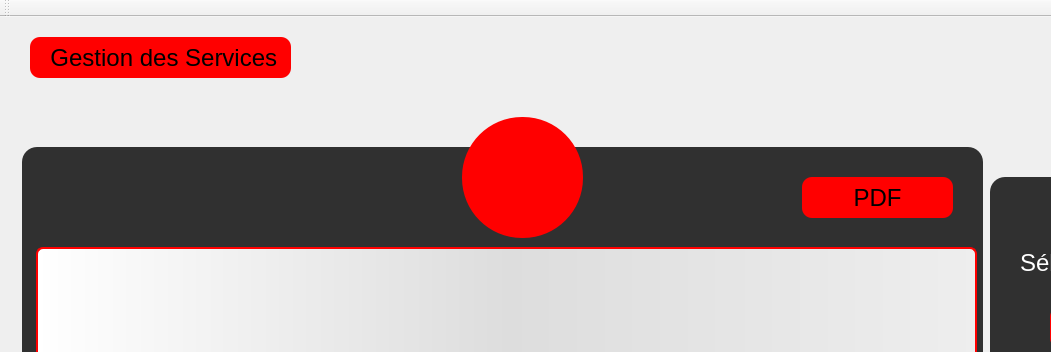
This is mainwindow.ui in nefissaKhiari/Smart_Plolice_Station as Qt 5 draws it before an edit; both pictures show x 0 to 1051 and y 0 to 352 of the 1500 by 750 pixel window. The edited form follows.
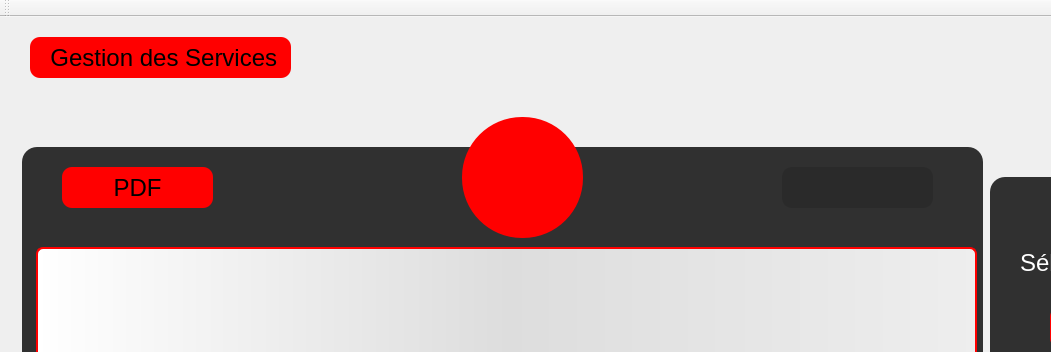
This is the edited form. The open tabs and pages were chosen to show the change. Icons and pictures are not drawn.

```diff
--- a/mainwindow.ui
+++ b/mainwindow.ui
@@ -2187,11 +2187,11 @@
         <number>138</number>
        </attribute>
       </widget>
-      <widget class="QPushButton" name="B_ModifierService_2">
+      <widget class="QPushButton" name="pdf">
        <property name="geometry">
         <rect>
-         <x>780</x>
-         <y>30</y>
+         <x>40</x>
+         <y>20</y>
          <width>151</width>
          <height>41</height>
         </rect>
@@ -2210,6 +2210,28 @@
         </size>
        </property>
       </widget>
+      <widget class="QPushButton" name="B_ModifierService_2">
+       <property name="geometry">
+        <rect>
+         <x>760</x>
+         <y>20</y>
+         <width>151</width>
+         <height>41</height>
+        </rect>
+       </property>
+       <property name="styleSheet">
+        <string notr="true">background:rgb(42, 42, 42);</string>
+       </property>
+       <property name="text">
+        <string/>
+       </property>
+       <property name="iconSize">
+        <size>
+         <width>23</width>
+         <height>23</height>
+        </size>
+       </property>
+      </widget>
      </widget>
      <widget class="QToolButton" name="toolButton_7">
       <property name="geometry">
```
Left out of the diff: 2 changed lines with no effect on the pictures.
